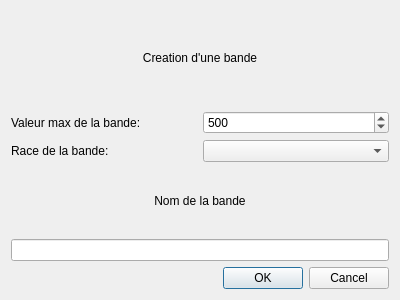
The window that Lecture_BDD/dialog_parametre_bande.ui (brock37/Mordheim) describes before a commit, drawn with Qt 5.
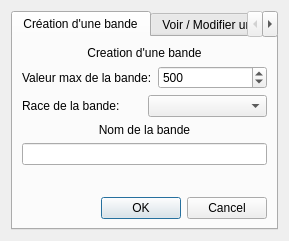
The same window after the commit.

Commit message:
modification creation bande
ajout d'un dockwidget a la creation d'une bande.
Modification du pop up servant a parametrer la bande, dédsormais on peut
aussi choisir l'onglet choisir une bande pour la modifier.
modification de la fermeture du pop up en appelant la fonction accept()
de QDialog

What changed in the file:
```diff
--- a/Lecture_BDD/dialog_parametre_bande.ui
+++ b/Lecture_BDD/dialog_parametre_bande.ui
@@ -6,16 +6,30 @@
    <rect>
     <x>0</x>
     <y>0</y>
-    <width>400</width>
-    <height>300</height>
+    <width>289</width>
+    <height>241</height>
    </rect>
   </property>
+  <property name="minimumSize">
+   <size>
+    <width>289</width>
+    <height>241</height>
+   </size>
+  </property>
   <property name="windowTitle">
    <string>Dialog</string>
   </property>
   <layout class="QVBoxLayout" name="verticalLayout_3">
    <item>
-    <layout class="QVBoxLayout" name="verticalLayout_2">
+    <widget class="QTabWidget" name="tabWidget">
+     <property name="currentIndex">
+      <number>0</number>
+     </property>
+     <widget class="QWidget" name="tab_creationBande">
+      <attribute name="title">
+       <string>Création d'une bande</string>
+      </attribute>
+      <layout class="QVBoxLayout" name="verticalLayout_4">
      <item>
       <widget class="QLabel" name="label">
        <property name="text">
@@ -26,8 +40,6 @@
        </property>
       </widget>
      </item>
-    </layout>
-   </item>
    <item>
     <layout class="QHBoxLayout" name="horizontalLayout_2">
      <item>
@@ -84,6 +96,21 @@
     </layout>
    </item>
    <item>
+        <spacer name="verticalSpacer">
+         <property name="orientation">
+          <enum>Qt::Vertical</enum>
+         </property>
+         <property name="sizeHint" stdset="0">
+          <size>
+           <width>20</width>
+           <height>40</height>
+          </size>
+         </property>
+        </spacer>
+       </item>
+       <item>
+        <layout class="QVBoxLayout" name="verticalLayout_2">
+         <item>
     <widget class="QDialogButtonBox" name="buttonBox">
      <property name="orientation">
       <enum>Qt::Horizontal</enum>
@@ -91,6 +118,22 @@
      <property name="standardButtons">
       <set>QDialogButtonBox::Cancel|QDialogButtonBox::Ok</set>
      </property>
+          </widget>
+         </item>
+        </layout>
+       </item>
+      </layout>
+      <zorder>verticalLayoutWidget</zorder>
+      <zorder></zorder>
+      <zorder></zorder>
+      <zorder></zorder>
+      <zorder></zorder>
+     </widget>
+     <widget class="QWidget" name="tab_lectureBande">
+      <attribute name="title">
+       <string>Voir / Modifier une bande</string>
+      </attribute>
+     </widget>
     </widget>
    </item>
   </layout>
```
Lines whose indentation alone changed are shown as unchanged. The commit also changes 13 other files.
